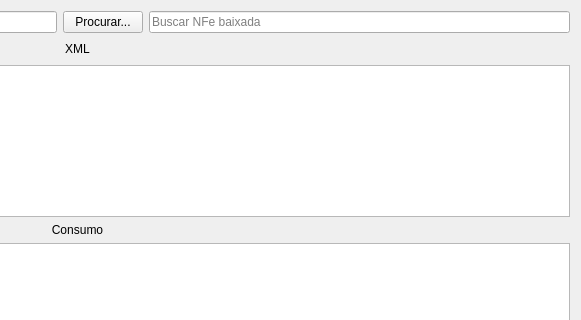
darktorres/ERP-STACCATO, file ui/importarxml.ui: the form before one commit; both pictures show x 426 to 1007 and y 0 to 320 of the 1007 by 612 pixel window.
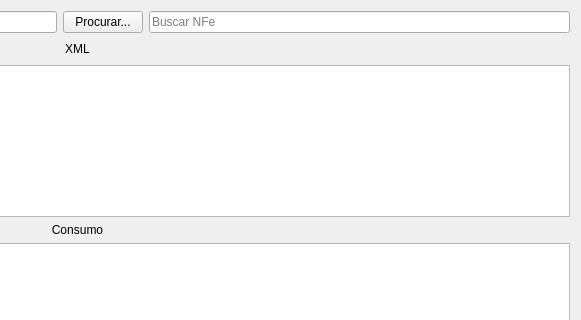
The form after the commit. Custom widgets are drawn as their Qt base class.

```diff
--- a/ui/importarxml.ui
+++ b/ui/importarxml.ui
@@ -19,7 +19,7 @@
      <item row="0" column="3">
       <widget class="ItemBox" name="itemBoxNFe">
        <property name="placeholderText">
-        <string>Buscar NFe baixada</string>
+        <string>Buscar NFe</string>
        </property>
       </widget>
      </item>
```
